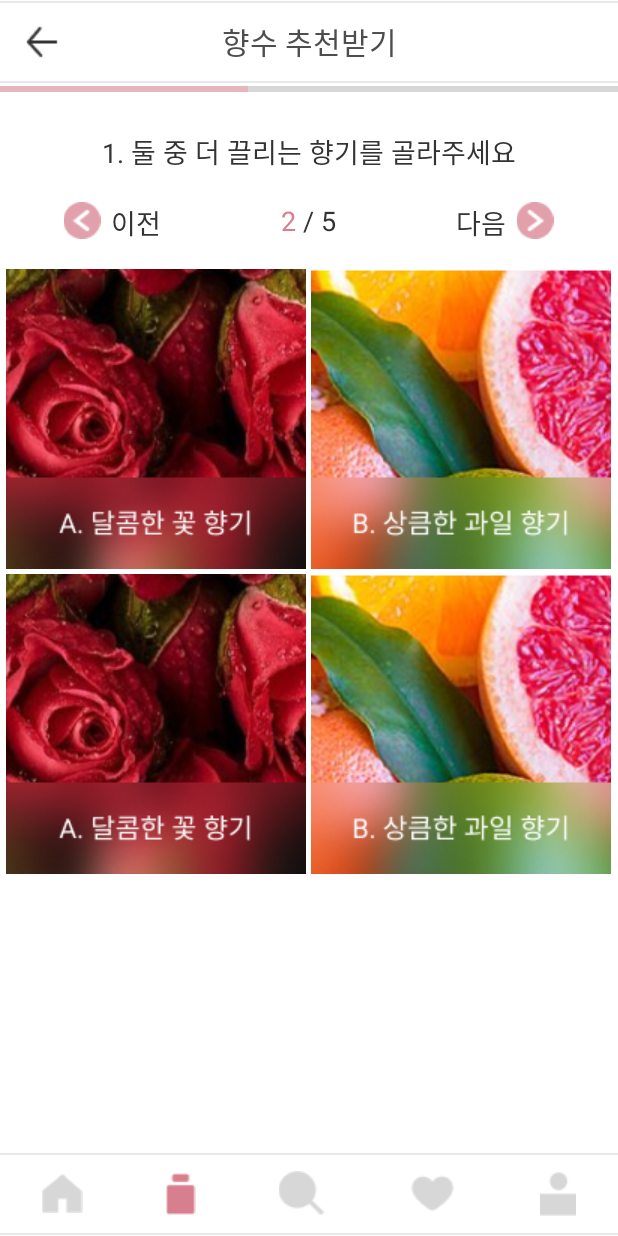
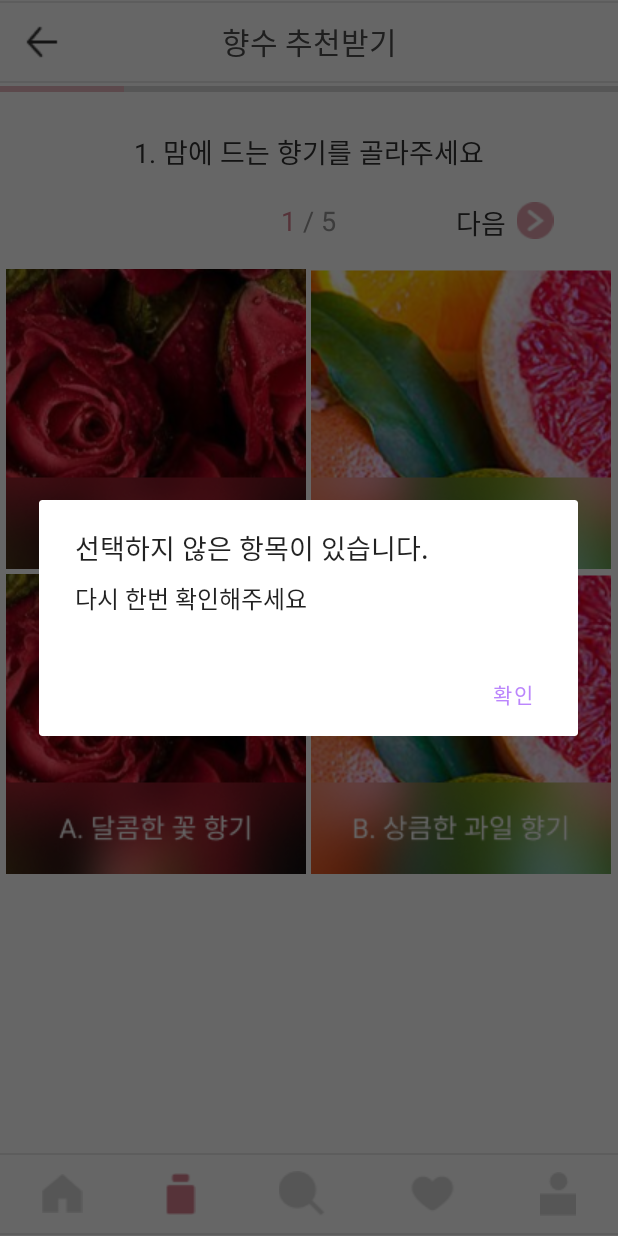
Before and after one commit to DailyFume/dailyfume, an Android app: the TestActivity screen opened directly, with no data from a screen before it, after a tap on "다음", on a phone screen of 412 x 824 dp. Run offline under Robolectric (Android 15) with nearby library versions, the phone set to English and light mode, and no system bars.

Commit message:
test Result start

```diff
--- a/app/src/main/AndroidManifest.xml
+++ b/app/src/main/AndroidManifest.xml
@@ -2,7 +2,7 @@
 <manifest xmlns:android="http://schemas.android.com/apk/res/android"
     package="com.example.daily_fume">
 
-    <uses-permission android:name="android.permission.INTERNET" /> <!-- 인터넷 권한 -->
+    <uses-permission android:name="android.permission.INTERNET" />
 
     <application
         android:allowBackup="true"
@@ -11,6 +11,9 @@
         android:roundIcon="@mipmap/ic_launcher_round"
         android:supportsRtl="true"
         android:theme="@style/Theme.Daily_fume">
+        <activity
+            android:name=".TestResultActivity"
+            android:exported="false" /> <!-- 테스트 결과 페이지 -->
         <activity
             android:name=".PickFumeActivity"
             android:exported="false" /> <!-- 찜한 향수 페이지 -->
--- a/app/src/main/java/com/example/daily_fume/HomeActivity.java
+++ b/app/src/main/java/com/example/daily_fume/HomeActivity.java
@@ -154,7 +154,7 @@ public class HomeActivity extends AppCompatActivity {
         });
 
         // 뷰페이저
-        viewPager = findViewById(R.id.viewPager);
+        viewPager = findViewById(R.id.ResultViewPager);
         pagerAdapter = new TextViewPagerAdapter(this);
         viewPager.setAdapter(pagerAdapter);
 
--- a/app/src/main/java/com/example/daily_fume/TestActivity.java
+++ b/app/src/main/java/com/example/daily_fume/TestActivity.java
@@ -1,11 +1,14 @@
 package com.example.daily_fume;
 
+import androidx.appcompat.app.AlertDialog;
 import androidx.appcompat.app.AppCompatActivity;
 import androidx.appcompat.widget.Toolbar;
 
+import android.content.DialogInterface;
 import android.content.Intent;
 import android.os.Bundle;
 import android.view.View;
+import android.widget.Button;
 import android.widget.ImageView;
 import android.widget.LinearLayout;
 import android.widget.ProgressBar;
@@ -19,10 +22,11 @@ public class TestActivity extends AppCompatActivity {
     int progressn = 10; // 프로그래스바 변경할 값 변수 (기본값 10)
     ProgressBar testProgressBar;
     ImageView prevBtn, nextBtn;
-    TextView prevText, nextText, testNumber;
+    TextView prevText, nextText, testNumber, ResultText;
     LinearLayout prevLayout, nextLayout;
     Integer tNum;
     ImageView aTestSelect, bTestSelect, cTestSelect, dTestSelect, selectorVisibleT1, selectorVisibleT2, selectorVisibleT3, selectorVisibleT4;
+    Integer aSNum, bSNum, cSNum, dSNum = 0;
 
     ImageView homeIcon, testIcon, searchIcon, loveIcon, mypageIcon;
 
@@ -79,6 +83,7 @@ public class TestActivity extends AppCompatActivity {
 
 
         testProgressBar = (ProgressBar) findViewById(R.id.testProgressBar);
+        ResultText = (TextView) findViewById(R.id.ResultText);
         testNumber = (TextView) findViewById(R.id.testNumber);
         prevLayout = (LinearLayout) findViewById(R.id.prevLayout);
         nextLayout = (LinearLayout) findViewById(R.id.nextLayout);
@@ -86,20 +91,29 @@ public class TestActivity extends AppCompatActivity {
         testNumber.setText(tNum.toString());
         testNumPlay();
 
-        nextLayout.setOnClickListener(new View.OnClickListener() {
+        nextLayout.setOnClickListener(new View.OnClickListener() { // 다음 버튼
             @Override
-            public void onClick(View v) {
-                if (progressn != 100)
+            public void onClick(View v) { // 클릭 된 게 없다면 팝업창 뜨기
+                if ((selectorVisibleT1.getVisibility() == View.GONE) && (selectorVisibleT2.getVisibility() == View.GONE)
+                    && (selectorVisibleT3.getVisibility() == View.GONE) && (selectorVisibleT4.getVisibility() == View.GONE)) {
+                    showTestNoCheck();
+                }
+                else { // 아니라면 - 클릭된게 있다면
                     progressn = progressn + 10;
                     testProgressBar.setProgress(progressn);
+                    //selectorVisibleT1.setVisibility(View.GONE);
+                    //selectorVisibleT2.setVisibility(View.GONE);
+                    //selectorVisibleT3.setVisibility(View.GONE);
+                    //selectorVisibleT4.setVisibility(View.GONE);
                     tNum += 1;
                     testNumber.setText(tNum.toString());
                     //Toast.makeText(getApplicationContext(), tNum+"", Toast.LENGTH_SHORT).show();
                     testNumPlay();
                 }
+            }
         });
 
-        prevLayout.setOnClickListener(new View.OnClickListener() {
+        prevLayout.setOnClickListener(new View.OnClickListener() { // 이전 버튼
             @Override
             public void onClick(View v) {
                 if (progressn != 10)
@@ -112,9 +126,18 @@ public class TestActivity extends AppCompatActivity {
             }
         });
 
-
-
-
+        ResultText.setOnClickListener(new View.OnClickListener() {
+            @Override
+            public void onClick(View v) {
+                if ((selectorVisibleT1.getVisibility() == View.GONE) && (selectorVisibleT2.getVisibility() == View.GONE)
+                        && (selectorVisibleT3.getVisibility() == View.GONE) && (selectorVisibleT4.getVisibility() == View.GONE)) {
+                    showTestNoCheck();
+                } else {
+                    Intent intent = new Intent(getApplicationContext(), TestResultActivity.class);
+                    startActivity(intent);
+                }
+            }
+        });
 
         aTestSelect = (ImageView) findViewById(R.id.aTestSelect);
         bTestSelect = (ImageView) findViewById(R.id.bTestSelect);
@@ -132,6 +155,7 @@ public class TestActivity extends AppCompatActivity {
                 selectorVisibleT2.setVisibility(View.GONE);
                 selectorVisibleT3.setVisibility(View.GONE);
                 selectorVisibleT4.setVisibility(View.GONE);
+                //Toast.makeText(getApplicationContext(), selectorVisibleT1.getVisibility() + "A선택", Toast.LENGTH_SHORT).show();
             }
         });
 
@@ -142,6 +166,7 @@ public class TestActivity extends AppCompatActivity {
                 selectorVisibleT2.setVisibility(View.VISIBLE);
                 selectorVisibleT3.setVisibility(View.GONE);
                 selectorVisibleT4.setVisibility(View.GONE);
+                //Toast.makeText(getApplicationContext(), selectorVisibleT2.getVisibility() + "B선택", Toast.LENGTH_SHORT).show();
             }
         });
 
@@ -152,6 +177,7 @@ public class TestActivity extends AppCompatActivity {
                 selectorVisibleT2.setVisibility(View.GONE);
                 selectorVisibleT3.setVisibility(View.VISIBLE);
                 selectorVisibleT4.setVisibility(View.GONE);
+                //Toast.makeText(getApplicationContext(), selectorVisibleT1.getVisibility() + "C선택", Toast.LENGTH_SHORT).show();
             }
         });
 
@@ -162,33 +188,56 @@ public class TestActivity extends AppCompatActivity {
                 selectorVisibleT2.setVisibility(View.GONE);
                 selectorVisibleT3.setVisibility(View.GONE);
                 selectorVisibleT4.setVisibility(View.VISIBLE);
+                //Toast.makeText(getApplicationContext(), selectorVisibleT1.getVisibility() + "D선택", Toast.LENGTH_SHORT).show();
             }
         });
+
+
     }
 
+    // 메서드
     void testNumPlay() {
         switch (tNum.intValue()) {
             case 1:
                 prevLayout.setVisibility(View.INVISIBLE);
                 nextLayout.setVisibility(View.VISIBLE);
+                ResultText.setVisibility(View.GONE);
                 break;
             case 2:
                 prevLayout.setVisibility(View.VISIBLE);
                 nextLayout.setVisibility(View.VISIBLE);
+                ResultText.setVisibility(View.GONE);
                 break;
             case 3:
                 prevLayout.setVisibility(View.VISIBLE);
                 nextLayout.setVisibility(View.VISIBLE);
+                ResultText.setVisibility(View.GONE);
                 break;
             case 4:
                 prevLayout.setVisibility(View.VISIBLE);
                 nextLayout.setVisibility(View.VISIBLE);
+                ResultText.setVisibility(View.GONE);
                 break;
             case 5:
                 prevLayout.setVisibility(View.VISIBLE);
-                nextLayout.setVisibility(View.INVISIBLE);
+                nextLayout.setVisibility(View.GONE);
+                ResultText.setVisibility(View.VISIBLE);
                 break;
         }
     }
 
+    void showTestNoCheck() {
+        AlertDialog.Builder msgBuilder = new AlertDialog.Builder(TestActivity.this)
+                .setTitle("선택하지 않은 항목이 있습니다.")
+                .setMessage("다시 한번 확인해주세요")
+                .setPositiveButton("확인", new DialogInterface.OnClickListener() {
+                    @Override
+                    public void onClick(DialogInterface dialogInterface, int i) {
+                        dialogInterface.cancel();
                     }
+                });
+        AlertDialog msgDlg = msgBuilder.create();
+        msgDlg.show();
+    }
+
+}
--- a/app/src/main/res/layout/activity_home.xml
+++ b/app/src/main/res/layout/activity_home.xml
@@ -104,7 +104,7 @@
                             android:orientation="horizontal">
 
                             <androidx.viewpager.widget.ViewPager
-                                android:id="@+id/viewPager"
+                                android:id="@+id/ResultViewPager"
                                 android:layout_width="match_parent"
                                 android:layout_height="240dp" />
                         </LinearLayout>
--- a/app/src/main/res/layout/activity_test.xml
+++ b/app/src/main/res/layout/activity_test.xml
@@ -48,7 +48,7 @@
                     android:layout_gravity="center"
                     android:layout_marginTop="20dp"
                     android:overScrollMode="never"
-                    android:text="1. 둘 중 더 끌리는 향기를 골라주세요"
+                    android:text="1. 맘에 드는 향기를 골라주세요"
                     android:textColor="#333333"
                     android:textSize="18dp" />
 
@@ -64,6 +64,7 @@
                         android:id="@+id/prevLayout"
                         android:layout_width="match_parent"
                         android:layout_height="match_parent"
+                        android:gravity="center"
                         android:orientation="horizontal">
 
                         <ImageView
@@ -101,14 +102,16 @@
                         android:layout_marginRight="80dp"
                         android:text=" / 5"
                         android:textAlignment="center"
-                        android:textColor="#333333"
+                        android:textColor="#979696"
                         android:textSize="18dp" />
 
                     <LinearLayout
                         android:id="@+id/nextLayout"
                         android:layout_width="match_parent"
                         android:layout_height="match_parent"
-                        android:orientation="horizontal">
+                        android:gravity="center"
+                        android:orientation="horizontal"
+                        tools:visibility="visible">
 
                         <TextView
                             android:id="@+id/nextText"
@@ -128,6 +131,20 @@
                             app:srcCompat="@drawable/rightbtn" />
 
                     </LinearLayout>
+
+                    <TextView
+                        android:id="@+id/ResultText"
+                        android:layout_width="match_parent"
+                        android:layout_height="match_parent"
+                        android:layout_gravity="center"
+                        android:layout_marginRight="5dp"
+                        android:gravity="center"
+                        android:singleLine="true"
+                        android:text="[결과 보기]"
+                        android:textColor="#D77F8F"
+                        android:textSize="16dp"
+                        android:textStyle="bold"
+                        android:visibility="gone" />
 
                 </LinearLayout>
 
--- a/app/src/main/res/layout/main_slide_layout.xml
+++ b/app/src/main/res/layout/main_slide_layout.xml
@@ -81,7 +81,7 @@
                             android:orientation="horizontal">
 
                             <androidx.viewpager.widget.ViewPager
-                                android:id="@+id/viewPager"
+                                android:id="@+id/ResultViewPager"
                                 android:layout_width="match_parent"
                                 android:layout_height="240dp" />
                         </LinearLayout>
--- /dev/null
+++ b/app/src/main/res/layout/result_floral.xml
@@ -0,0 +1,6 @@
+<?xml version="1.0" encoding="utf-8"?>
+<LinearLayout xmlns:android="http://schemas.android.com/apk/res/android"
+    android:layout_width="match_parent"
+    android:layout_height="match_parent">
+
+</LinearLayout>
```
Also changed, not shown: app/src/main/java/com/example/daily_fume/TestResultActivity.java (added, +125 -0 lines), app/src/main/res/layout/activity_test_result.xml (added, +9 -0 lines), app/src/main/res/layout/result_citrus.xml (added, +258 -0 lines), app/src/main/res/drawable/result_back_bk.png (added), app/src/main/res/drawable/result_citrus.png (added), app/src/main/res/drawable/result_line.png (added), app/src/main/res/drawable/result_tag.png (added), app/src/main/res/drawable/send_insta.png (added), app/src/main/res/drawable/send_kakao.png (added), app/src/main/res/drawable/send_url.png (added). Lines whose indentation alone changed are shown as unchanged.
